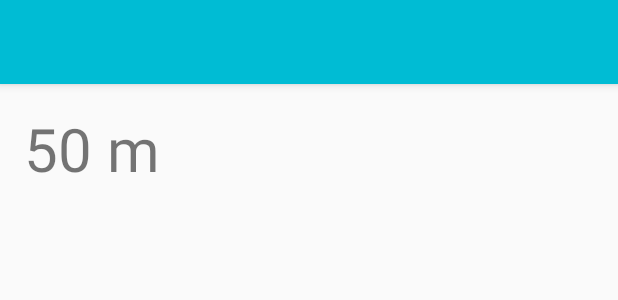
After one commit to Andoctorey/dtracker, an Android app: the layout activity_distance.xml on its own in the app's theme, with its tools: preview values and no code run, on a phone screen of 412 x 824 dp. The commit adds this screen. Shown: the top 300 px of the screen. Run offline under Robolectric (Android 15) with nearby library versions, the phone set to English and light mode, and no system bars.

Commit message:
+Distance activity

```diff
--- a/app/src/main/java/com/dtracker/DTrackerAppComponent.java
+++ b/app/src/main/java/com/dtracker/DTrackerAppComponent.java
@@ -3,6 +3,7 @@ package com.dtracker;
 
 import com.dtracker.core.dagger.PerApp;
 import com.dtracker.core.service.TrackingService;
+import com.dtracker.ui.DistanceActivity;
 import com.dtracker.ui.MainActivity;
 import com.dtracker.ui.dialog.ConfirmationDialogFragment;
 
@@ -21,4 +22,6 @@ public interface DTrackerAppComponent {
     void inject(TrackingService trackingService);
 
     void inject(ConfirmationDialogFragment confirmationDialogFragment);
+
+    void inject(DistanceActivity distanceActivity);
 }
--- /dev/null
+++ b/app/src/main/res/layout/activity_distance.xml
@@ -0,0 +1,31 @@
+<?xml version="1.0" encoding="utf-8"?>
+<RelativeLayout xmlns:android="http://schemas.android.com/apk/res/android"
+    android:layout_width="match_parent"
+    android:layout_height="match_parent"
+    xmlns:tools="http://schemas.android.com/tools"
+    android:animateLayoutChanges="true">
+
+    <android.support.design.widget.AppBarLayout
+        android:layout_width="match_parent"
+        android:layout_height="wrap_content">
+
+        <android.support.v7.widget.Toolbar
+            android:id="@+id/activity_distance_toolbar"
+            android:layout_width="match_parent"
+            android:layout_height="wrap_content"
+            android:minHeight="?attr/actionBarSize" />
+
+    </android.support.design.widget.AppBarLayout>
+
+    <android.support.v7.widget.AppCompatTextView
+        android:id="@+id/activity_distance_tv_distance"
+        android:layout_width="wrap_content"
+        android:layout_height="wrap_content"
+        android:layout_marginTop="?attr/actionBarSize"
+        android:paddingBottom="@dimen/activity_vertical_margin"
+        android:paddingLeft="@dimen/activity_horizontal_margin"
+        android:paddingRight="@dimen/activity_horizontal_margin"
+        android:paddingTop="@dimen/activity_vertical_margin"
+        android:textSize="40sp"
+        tools:text="50 m"/>
+</RelativeLayout>
--- a/app/src/main/res/values/strings.xml
+++ b/app/src/main/res/values/strings.xml
@@ -6,4 +6,5 @@
     <string name="show_location">Show location</string>
     <string name="start_tracking_warning">Do you agree if your location will be tracked in background?</string>
     <string name="stop_tracking">Stop Tracking</string>
+    <string name="distance">Disctance</string>
 </resources>
```
Also changed, not shown: app/src/main/AndroidManifest.xml (+6 -3 lines), app/src/main/java/com/dtracker/core/service/TrackingService.java (+12 -1 lines), app/src/main/java/com/dtracker/ui/DistanceActivity.java (added, +82 -0 lines), app/src/main/java/com/dtracker/ui/MainActivity.java (+13 -1 lines).
